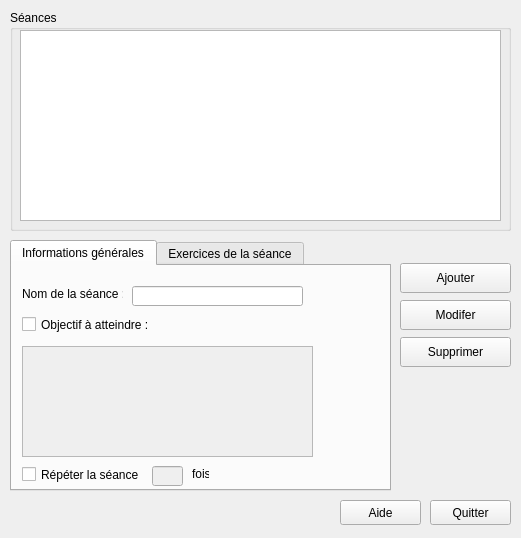
First picture: the form in src/sessionsdialog.ui, repository oktal/bodeasy, before the edit.
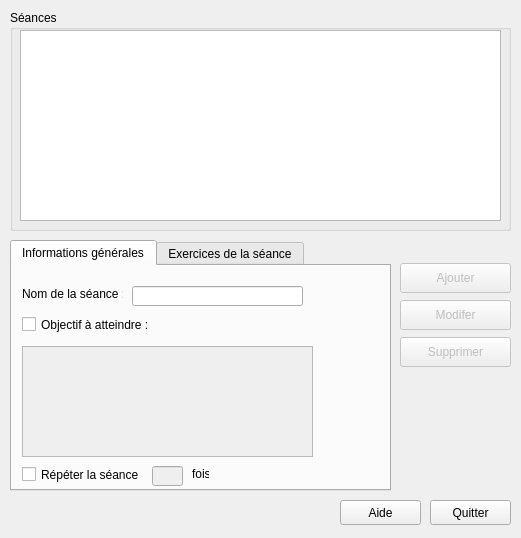
Second picture: the form after the edit. Icons and pictures are not drawn.

```diff
--- a/src/sessionsdialog.ui
+++ b/src/sessionsdialog.ui
@@ -267,6 +267,9 @@
     </property>
     <item>
      <widget class="QPushButton" name="btnAdd">
+      <property name="enabled">
+       <bool>false</bool>
+      </property>
       <property name="minimumSize">
        <size>
         <width>0</width>
@@ -293,6 +296,9 @@
     </item>
     <item>
      <widget class="QPushButton" name="btnModify">
+      <property name="enabled">
+       <bool>false</bool>
+      </property>
       <property name="minimumSize">
        <size>
         <width>0</width>
@@ -310,6 +316,9 @@
     </item>
     <item>
      <widget class="QPushButton" name="btnDelete">
+      <property name="enabled">
+       <bool>false</bool>
+      </property>
       <property name="minimumSize">
        <size>
         <width>0</width>
```
